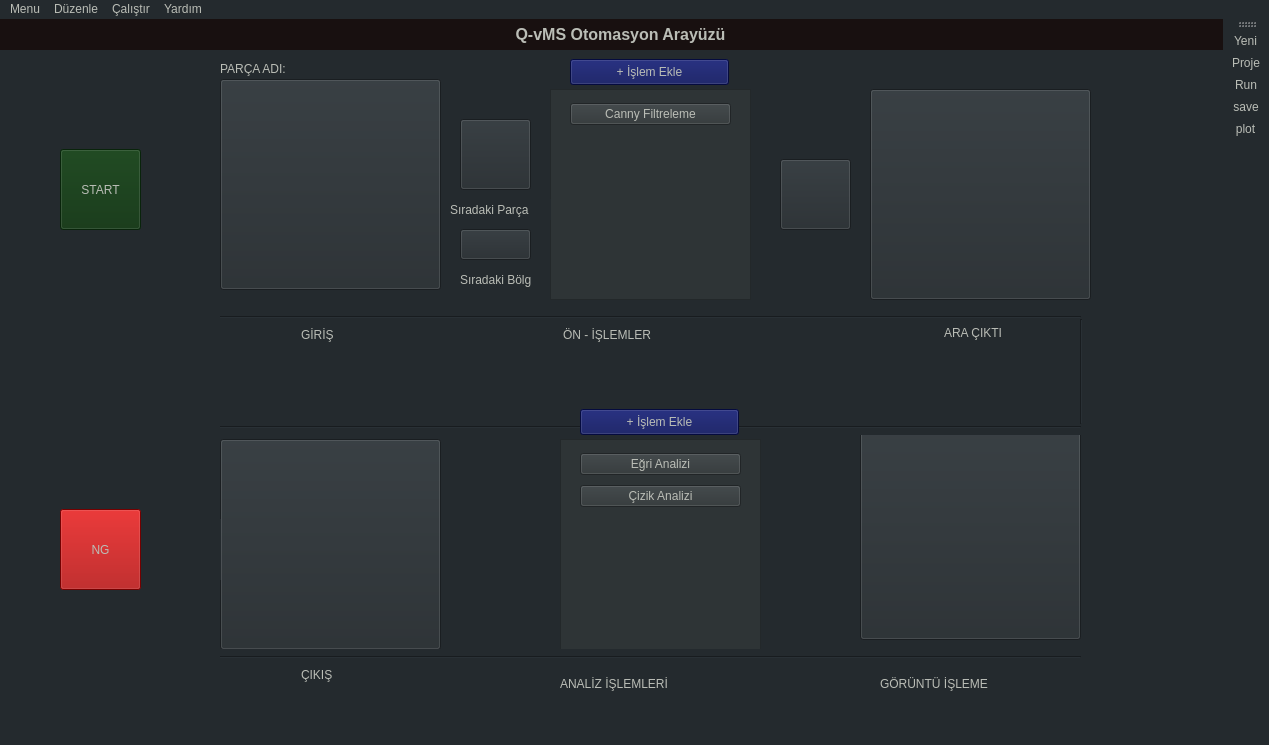
First picture: the form in automotion_gui.ui, repository QuAS-Robotic/quatomation, before the edit.
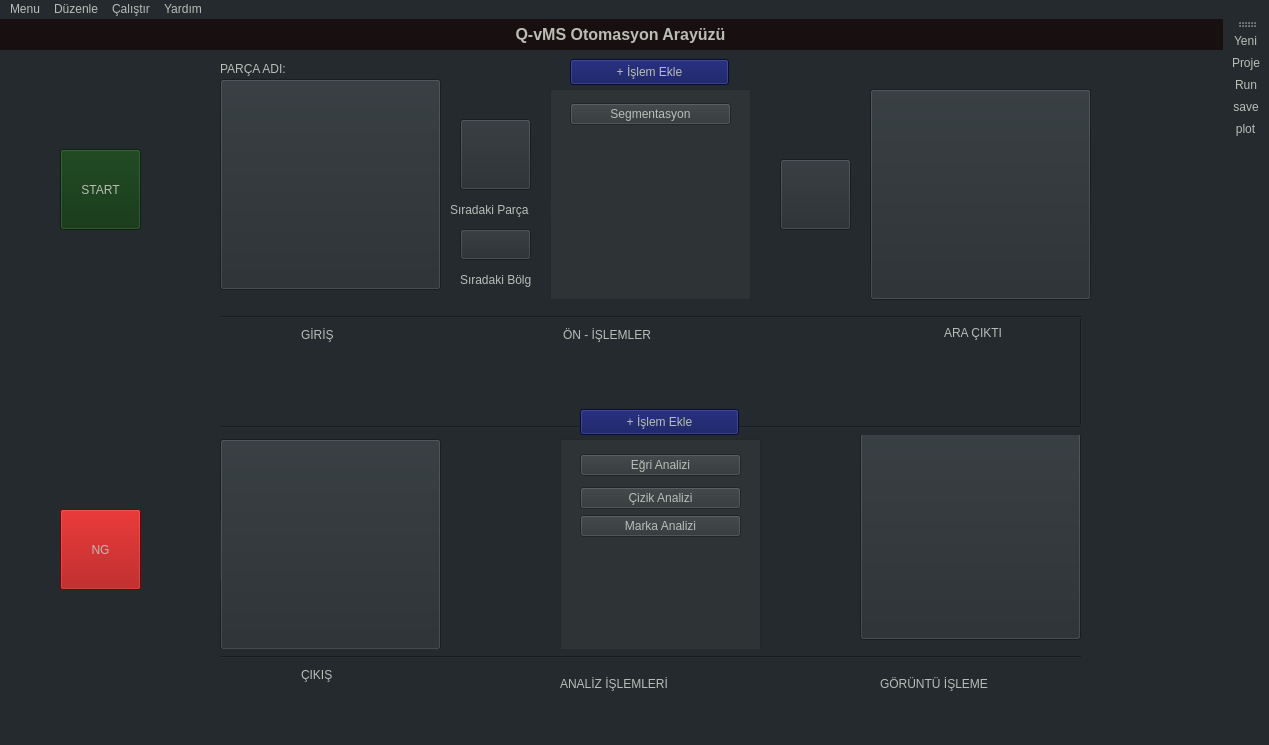
Second picture: the form after the edit. Icons and pictures are not drawn.

Commit message: "new object buttons"

The edit to the form file:
```diff
--- a/automotion_gui.ui
+++ b/automotion_gui.ui
@@ -203,7 +203,7 @@
       <item>
        <widget class="QPushButton" name="pushButton">
         <property name="text">
-         <string>Canny Filtreleme</string>
+         <string>Segmentasyon</string>
         </property>
        </widget>
       </item>
@@ -234,7 +234,7 @@
        <x>20</x>
        <y>10</y>
        <width>161</width>
-       <height>62</height>
+       <height>94</height>
       </rect>
      </property>
      <layout class="QVBoxLayout" name="analyse_layout">
@@ -254,6 +254,13 @@
           </property>
          </widget>
         </item>
+        <item>
+         <widget class="QPushButton" name="mark_detection_btn">
+          <property name="text">
+           <string>Marka Analizi</string>
+          </property>
+         </widget>
+        </item>
        </layout>
       </item>
      </layout>
```
Left out of the diff: 20 changed lines with no effect on the pictures. The commit also changes 2 other files.
